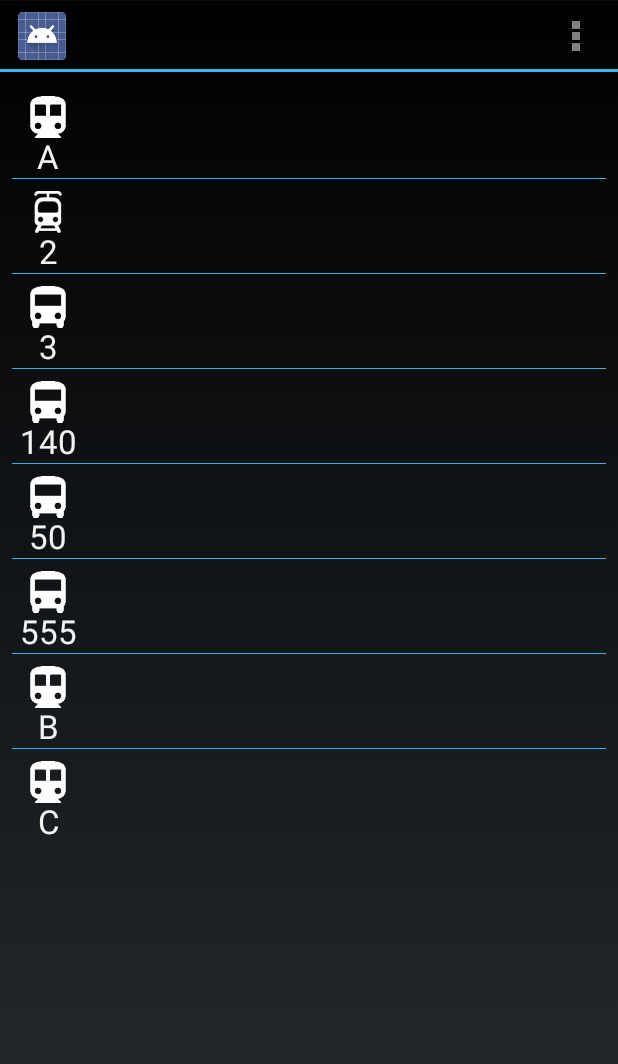
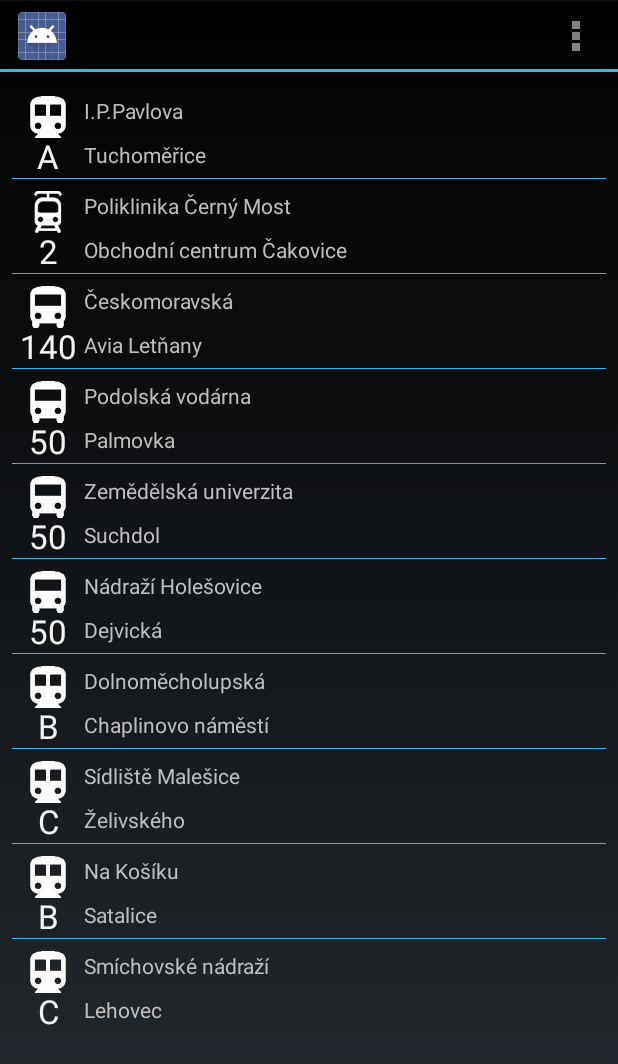
Before and after one commit to tantecky/android, an Android app: the screen it shows after launch (MainActivity), on a phone screen of 412 x 824 dp. Shown: the top 1064 px of the screen. Run offline under Robolectric (Android 15) with nearby library versions, the phone set to English and light mode, and no system bars.

Commit message:
added from and to labels

```diff
--- a/OfflineDPP/app/src/main/java/com/tantecky/offlinedpp/LinesRosterAdapter.java
+++ b/OfflineDPP/app/src/main/java/com/tantecky/offlinedpp/LinesRosterAdapter.java
@@ -67,6 +67,12 @@ public class LinesRosterAdapter extends BaseAdapter {
         ImageView icon = (ImageView) view.findViewById(R.id.line_icon);
         icon.setImageResource(mIconsIds[line.getType().getValue()]);
 
+        TextView from = (TextView) view.findViewById(R.id.from_label);
+        from.setText(line.getFrom());
+
+        TextView to = (TextView) view.findViewById(R.id.to_label);
+        to.setText(line.getTo());
+
         return view;
     }
 }
--- a/OfflineDPP/app/src/main/java/com/tantecky/offlinedpp/model/LinesRoster.java
+++ b/OfflineDPP/app/src/main/java/com/tantecky/offlinedpp/model/LinesRoster.java
@@ -47,14 +47,16 @@ public final class LinesRoster implements Iterable<Line> {
     }
 
     public void load() {
-        sRoster.add(new Metro(1, "Muzeum", "Letnany"));
-       sRoster.add(new Tram(2, "Muzeum", "Letnany"));
-        sRoster.add(new Bus(3, "Muzeum", "Letnany"));
-        sRoster.add(new Bus(140, "Muzeum", "Letnany"));
-        sRoster.add(new Bus(50, "Muzeum", "Letnany"));
-        sRoster.add(new Bus(555, "Muzeum", "Letnany"));
-        sRoster.add(new Metro(2, "Muzeum", "Letnany"));
-        sRoster.add(new Metro(3, "Muzeum", "Letnany"));
+        sRoster.add(new Metro(1, "I.P.Pavlova", "Tuchoměřice"));
+        sRoster.add(new Tram(2, "Poliklinika Černý Most", "Obchodní centrum Čakovice"));
+        sRoster.add(new Bus(140, "Českomoravská ", "Avia Letňany"));
+        sRoster.add(new Bus(50, "Podolská vodárna", "Palmovka"));
+        sRoster.add(new Bus(50, "Zemědělská univerzita", "Suchdol"));
+        sRoster.add(new Bus(50, "Nádraží Holešovice", "Dejvická"));
+        sRoster.add(new Metro(2, "Dolnoměcholupská ", "Chaplinovo náměstí"));
+        sRoster.add(new Metro(3, "Sídliště Malešice", "Želivského "));
+        sRoster.add(new Metro(2, "Na Košíku", "Satalice"));
+        sRoster.add(new Metro(3, "Smíchovské nádraží", "Lehovec"));
     }
 
     public boolean contains(Line newLine) {
--- a/OfflineDPP/app/src/main/res/layout/listitem_line.xml
+++ b/OfflineDPP/app/src/main/res/layout/listitem_line.xml
@@ -22,4 +22,28 @@
         android:layout_marginLeft="10dp"
         android:layout_marginTop="8dp"
         android:src="@drawable/bus_w" />
+
+    <TextView
+        android:layout_width="wrap_content"
+        android:layout_height="wrap_content"
+        android:textAppearance="?android:attr/textAppearanceSmall"
+        android:text="Malostranská"
+        android:id="@+id/from_label"
+        android:layout_alignTop="@+id/line_icon"
+        android:layout_toRightOf="@+id/line_icon"
+        android:layout_toEndOf="@+id/line_icon"
+        android:layout_marginLeft="10dp" />
+
+    <TextView
+        android:layout_width="wrap_content"
+        android:layout_height="wrap_content"
+        android:textAppearance="?android:attr/textAppearanceSmall"
+        android:text="Muzeum"
+        android:id="@+id/to_label"
+        android:layout_below="@+id/from_label"
+        android:layout_toRightOf="@+id/line_icon"
+        android:layout_marginLeft="10dp"
+        android:layout_toEndOf="@+id/line_number"
+        android:layout_marginTop="10dp" />
+
 </RelativeLayout>
```
